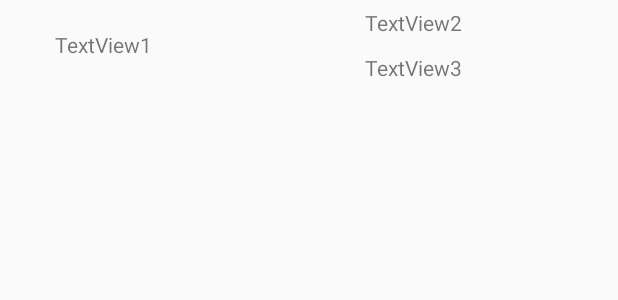
After one commit to DiaaZiada/CovidCare-AndroidApp, an Android app: the layout adabter_view_list.xml on its own in the app's theme, with its tools: preview values and no code run, on a phone screen of 412 x 824 dp. The commit adds this screen. Shown: the top 300 px of the screen. Run offline under Robolectric (Android 15) with nearby library versions, the phone set to English and light mode, and no system bars.

Commit message:
added meetings list

```diff
--- a/app/src/main/java/com/example/covidcare/MainActivity.java
+++ b/app/src/main/java/com/example/covidcare/MainActivity.java
@@ -95,6 +95,8 @@ public class MainActivity extends AppCompatActivity {
         switch (item.getItemId()) {
             case R.id.meetingInfo:
                 Toast.makeText(this, "meeting Info selected", Toast.LENGTH_SHORT).show();
+                Intent intent = new Intent(MainActivity.this, MeetingInfoActivity.class);
+                startActivity(intent);
                 return true;
             case R.id.updataStatus:
                 Toast.makeText(this, "updata Status selected", Toast.LENGTH_SHORT).show();
--- /dev/null
+++ b/app/src/main/res/layout/adabter_view_list.xml
@@ -0,0 +1,40 @@
+<?xml version="1.0" encoding="utf-8"?>
+<LinearLayout xmlns:android="http://schemas.android.com/apk/res/android"
+    android:orientation="horizontal"
+    android:layout_width="match_parent"
+    android:layout_height="match_parent"
+    android:weightSum="100">
+
+
+    <TextView
+        android:gravity="center"
+        android:textAlignment="center"
+        android:text="TextView1"
+        android:layout_width="match_parent"
+        android:layout_height="60dp"
+        android:id="@+id/textView1"
+        android:layout_weight="66.6"/>
+
+    <LinearLayout
+        android:orientation="vertical"
+        android:layout_width="match_parent"
+        android:layout_height="wrap_content"
+        android:layout_weight="33.3">
+
+        <TextView
+            android:gravity="center"
+            android:text="TextView2"
+            android:layout_width="match_parent"
+            android:layout_height="30dp"
+            android:id="@+id/textView2"/>
+
+        <TextView
+            android:gravity="center"
+            android:text="TextView3"
+            android:layout_width="match_parent"
+            android:layout_height="30dp"
+            android:id="@+id/textView3"
+            android:layout_below="@+id/textView2"/>
+    </LinearLayout>
+
+</LinearLayout>
```
Also changed, not shown: app/src/main/java/adapter/MeetingInfoListAdapter.java (added, +87 -0 lines), app/src/main/java/com/example/covidcare/MeetingInfoActivity.java (added, +64 -0 lines), app/src/main/java/utils/MeetingInfo.java (added, +37 -0 lines), app/src/main/res/anim/load_down_anim.xml (added, +8 -0 lines), app/src/main/res/anim/load_up_anim.xml (added, +8 -0 lines), app/src/main/res/layout/meeting_info.xml (added, +16 -0 lines).
